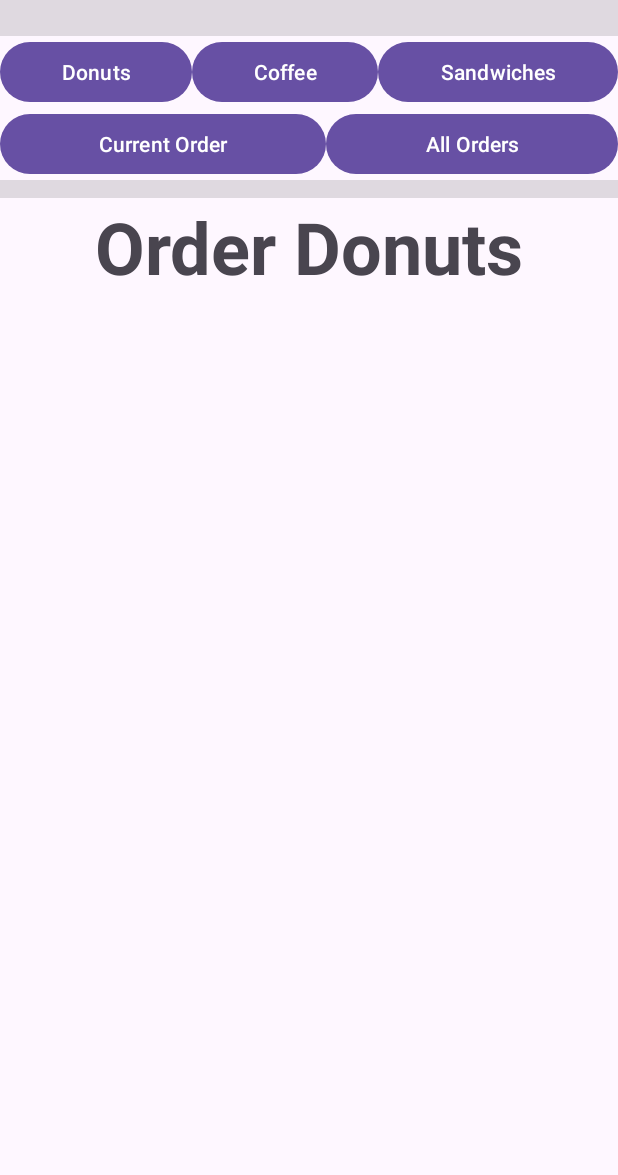
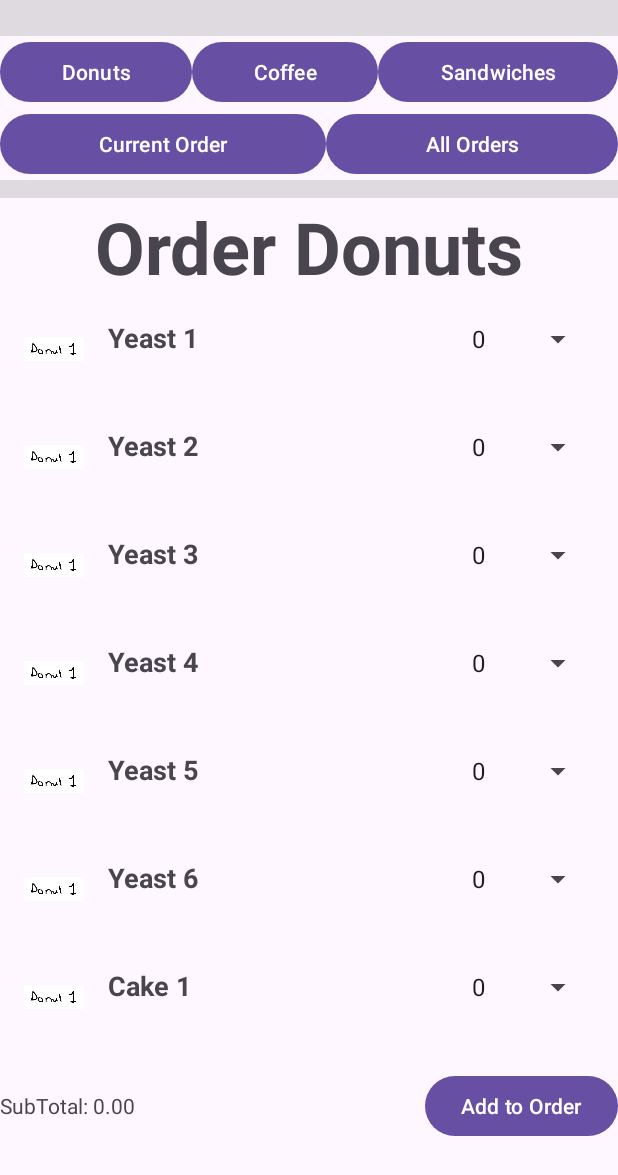
Before and after one commit to woogyeom/CS213-Project-5, an Android app: the screen it shows after launch (MainActivity), after a tap on "Donuts", on a phone screen of 412 x 824 dp. Shown: the top 1175 px of the screen. Run offline under Robolectric (Android 15) with nearby library versions, the phone set to English and light mode, and no system bars.

Commit message:
Order Donuts Fragment

```diff
--- /dev/null
+++ b/app/src/main/java/rucafe/ordermanager/DonutAdapter.java
@@ -0,0 +1,133 @@
+package rucafe.ordermanager;
+
+import android.annotation.SuppressLint;
+import android.view.LayoutInflater;
+import android.view.View;
+import android.view.ViewGroup;
+import android.widget.AdapterView;
+import android.widget.ArrayAdapter;
+import android.widget.Spinner;
+import android.widget.TextView;
+
+import androidx.annotation.NonNull;
+import androidx.recyclerview.widget.RecyclerView;
+
+import java.util.ArrayList;
+import java.util.Arrays;
+import java.util.List;
+import java.util.Objects;
+
+public class DonutAdapter extends RecyclerView.Adapter<DonutAdapter.DonutViewHolder> {
+    private final List<Donut> selectedDonuts = DonutFragment.getSelectedDonuts();
+
+    private ArrayList<String> donutList;
+    private List<Integer> quantityList;
+    private TextView subtotalTextView;
+    private List<Spinner> spinners;
+
+    public DonutAdapter(ArrayList<String> donutList) {
+        this.donutList = donutList;
+        this.quantityList = Arrays.asList(0, 1, 2, 3, 4, 5);
+        this.spinners = new ArrayList<>();
+    }
+
+    @NonNull
+    @Override
+    public DonutViewHolder onCreateViewHolder(@NonNull ViewGroup parent, int viewType) {
+        View view = LayoutInflater.from(parent.getContext()).inflate(R.layout.item_donut, parent, false);
+        return new DonutViewHolder(view, quantityList, this);
+    }
+
+    @Override
+    public void onBindViewHolder(@NonNull DonutViewHolder holder, int position) {
+        String donutName = donutList.get(position);
+        holder.bind(donutName);
+    }
+
+    @Override
+    public int getItemCount() {
+        return donutList.size();
+    }
+
+    public void addDonut(String donutName, int quantity) {
+        DonutType donutType = DonutTypeMapper.getDonutType(donutName);
+        boolean isExisting = false;
+        for (Donut donut : selectedDonuts) {
+            if (donut.getFlavor().equals(donutName)) {
+                donut.setQuantity(quantity);
+                isExisting = true;
+                break;
+            }
+        }
+        if (!isExisting) {
+            Donut selectedDonut = new Donut(donutType, donutName, quantity);
+            selectedDonuts.add(selectedDonut);
+        }
+
+        updateSubtotal();
+    }
+
+    public void setSubtotalTextView(TextView textView) {
+        this.subtotalTextView = textView;
+    }
+
+    public void addSpinner(Spinner spinner) {
+        spinners.add(spinner);
+    }
+
+    public void resetSpinners() {
+        for (Spinner spinner : spinners) {
+            spinner.setSelection(0);
+        }
+    }
+
+    @SuppressLint("SetTextI18n")
+    public void updateSubtotal() {
+        String subtotal = calculateSubtotal();
+        subtotalTextView.setText("SubTotal: " + subtotal);
+    }
+
+    @SuppressLint("DefaultLocale")
+    private String calculateSubtotal() {
+        double subTotal = 0;
+        for (Donut donut : selectedDonuts) {
+            subTotal += donut.price();
+        }
+        return String.format("%.2f", subTotal);
+    }
+
+    public static class DonutViewHolder extends RecyclerView.ViewHolder {
+        private final TextView donutNameTextView;
+        private String donutName;
+
+        public DonutViewHolder(@NonNull View itemView, List<Integer> quantityList, DonutAdapter adapter) {
+            super(itemView);
+            donutNameTextView = itemView.findViewById(R.id.donutName);
+            Spinner quantitySpinner = itemView.findViewById(R.id.quantitySpinner);
+
+            ArrayAdapter<Integer> spinnerAdapter = new ArrayAdapter<>(itemView.getContext(),
+                    android.R.layout.simple_spinner_item, quantityList);
+            spinnerAdapter.setDropDownViewResource(android.R.layout.simple_spinner_dropdown_item);
+            quantitySpinner.setAdapter(spinnerAdapter);
+            adapter.addSpinner(quantitySpinner);
+
+            quantitySpinner.setOnItemSelectedListener(new AdapterView.OnItemSelectedListener() {
+                @Override
+                public void onItemSelected(AdapterView<?> parent, View view, int position, long id) {
+                    adapter.addDonut(donutName, position);
+                }
+
+                @Override
+                public void onNothingSelected(AdapterView<?> parent) {
+                }
+            });
+        }
+
+        public void bind(String donutName) {
+            this.donutName = donutName;
+            donutNameTextView.setText(donutName);
+        }
+    }
+
+
+}
--- a/app/src/main/java/rucafe/ordermanager/DonutFragment.java
+++ b/app/src/main/java/rucafe/ordermanager/DonutFragment.java
@@ -3,10 +3,20 @@ package rucafe.ordermanager;
 import android.os.Bundle;
 
 import androidx.fragment.app.Fragment;
+import androidx.recyclerview.widget.LinearLayoutManager;
+import androidx.recyclerview.widget.RecyclerView;
 
 import android.view.LayoutInflater;
 import android.view.View;
 import android.view.ViewGroup;
+import android.widget.Button;
+import android.widget.TextView;
+import android.widget.Toast;
+
+
+import java.util.ArrayList;
+import java.util.Arrays;
+import java.util.List;
 
 /**
  * A simple {@link Fragment} subclass.
@@ -24,8 +34,18 @@ public class DonutFragment extends Fragment {
     private String mParam1;
     private String mParam2;
 
+    private RecyclerView recyclerView;
+    private DonutAdapter adapter;
+
+    private final OrderList orderList = OrderList.getInstance();
+    private static List<Donut> selectedDonuts = new ArrayList<>();
+
     public DonutFragment() {
         // Required empty public constructor
+    }
+
+    public static List<Donut> getSelectedDonuts() {
+        return selectedDonuts;
     }
 
     /**
@@ -43,6 +63,7 @@ public class DonutFragment extends Fragment {
         args.putString(ARG_PARAM1, param1);
         args.putString(ARG_PARAM2, param2);
         fragment.setArguments(args);
+        selectedDonuts = new ArrayList<>();
         return fragment;
     }
 
@@ -58,7 +79,46 @@ public class DonutFragment extends Fragment {
     @Override
     public View onCreateView(LayoutInflater inflater, ViewGroup container,
                              Bundle savedInstanceState) {
-        // Inflate the layout for this fragment
-        return inflater.inflate(R.layout.fragment_donut, container, false);
+        View view = inflater.inflate(R.layout.fragment_donut, container, false);
+
+        recyclerView = view.findViewById(R.id.donut_options);
+        recyclerView.setLayoutManager(new LinearLayoutManager(getActivity()));
+
+        ArrayList<String> donutOptions = new ArrayList<>();
+        for (DonutType donutType : DonutType.values()) {
+            String[] flavors = donutType.getFlavors();
+            donutOptions.addAll(Arrays.asList(flavors));
+        }
+
+        adapter = new DonutAdapter(donutOptions);
+        adapter.setSubtotalTextView(view.findViewById(R.id.subtotal));
+        recyclerView.setAdapter(adapter);
+
+        TextView subtotalTextView = view.findViewById(R.id.subtotal);
+        Button button = view.findViewById(R.id.add_to_order);
+
+        button.setOnClickListener(new View.OnClickListener() {
+            @Override
+            public void onClick(View v) {
+                Toast.makeText(getContext(), "Test", Toast.LENGTH_SHORT).show();
+                Order curOrder = orderList.getCurOrder();
+                for (Donut selectedDonut : selectedDonuts) {
+                    if (selectedDonut.getQuantity() > 0) {
+                        if (curOrder.find(selectedDonut) == null) {
+                            curOrder.addItem(selectedDonut);
+                        } else {
+                            curOrder.find(selectedDonut).setQuantity(curOrder.find(selectedDonut).getQuantity() + selectedDonut.getQuantity());
+                        }
+                    }
+                }
+                for (MenuItem menuItem : curOrder.getItems()) {
+                    Toast.makeText(getContext(), menuItem.toString(), Toast.LENGTH_SHORT).show();
+                }
+                selectedDonuts.clear();
+                adapter.resetSpinners();
+            }
+        });
+
+        return view;
     }
 }
--- /dev/null
+++ b/app/src/main/java/rucafe/ordermanager/DonutTypeMapper.java
@@ -0,0 +1,27 @@
+package rucafe.ordermanager;
+
+import java.util.HashMap;
+import java.util.Map;
+
+public class DonutTypeMapper {
+    private static final Map<String, DonutType> flavorToTypeMap = new HashMap<>();
+
+    static {
+        flavorToTypeMap.put("Yeast 1", DonutType.YEAST);
+        flavorToTypeMap.put("Yeast 2", DonutType.YEAST);
+        flavorToTypeMap.put("Yeast 3", DonutType.YEAST);
+        flavorToTypeMap.put("Yeast 4", DonutType.YEAST);
+        flavorToTypeMap.put("Yeast 5", DonutType.YEAST);
+        flavorToTypeMap.put("Yeast 6", DonutType.YEAST);
+        flavorToTypeMap.put("Cake 1", DonutType.CAKE);
+        flavorToTypeMap.put("Cake 2", DonutType.CAKE);
+        flavorToTypeMap.put("Cake 3", DonutType.CAKE);
+        flavorToTypeMap.put("Hole 1", DonutType.HOLE);
+        flavorToTypeMap.put("Hole 2", DonutType.HOLE);
+        flavorToTypeMap.put("Hole 3", DonutType.HOLE);
+    }
+
+    public static DonutType getDonutType(String flavor) {
+        return flavorToTypeMap.get(flavor);
+    }
+}
--- a/app/src/main/res/layout/activity_main.xml
+++ b/app/src/main/res/layout/activity_main.xml
@@ -9,7 +9,7 @@
     tools:context=".MainActivity">
 
     <View
-        android:id="@+id/top_divider_1"
+        android:id="@+id/top_divider"
         android:layout_width="match_parent"
         android:layout_height="24dp"
         android:background="?android:attr/listDivider"
@@ -27,7 +27,7 @@
             android:layout_width="wrap_content"
             android:layout_height="wrap_content"
             android:layout_weight="1"
-            android:text="Donuts"
+            android:text="@string/donuts"
             app:iconPadding="8dp" />
 
         <Button
@@ -35,14 +35,14 @@
             android:layout_width="wrap_content"
             android:layout_height="wrap_content"
             android:layout_weight="1"
-            android:text="Coffee" />
+            android:text="@string/coffee" />
 
         <Button
             android:id="@+id/buttonSandwich"
             android:layout_width="wrap_content"
             android:layout_height="wrap_content"
             android:layout_weight="1"
-            android:text="Sandwiches" />
+            android:text="@string/sandwiches" />
 
     </LinearLayout>
 
@@ -56,14 +56,14 @@
             android:layout_width="wrap_content"
             android:layout_height="wrap_content"
             android:layout_weight="1"
-            android:text="Current Order" />
+            android:text="@string/current_order" />
 
         <Button
             android:id="@+id/buttonAllOrders"
             android:layout_width="wrap_content"
             android:layout_height="wrap_content"
             android:layout_weight="1"
-            android:text="All Orders" />
+            android:text="@string/all_orders" />
     </LinearLayout>
 
     <View
--- a/app/src/main/res/layout/fragment_donut.xml
+++ b/app/src/main/res/layout/fragment_donut.xml
@@ -2,10 +2,16 @@
 <FrameLayout xmlns:android="http://schemas.android.com/apk/res/android"
     xmlns:tools="http://schemas.android.com/tools"
     android:layout_width="match_parent"
-    android:layout_height="match_parent"
+    android:layout_height="wrap_content"
     tools:context=".DonutFragment">
 
     <!-- TODO: Update blank fragment layout -->
+
+    <LinearLayout
+        android:layout_width="match_parent"
+        android:layout_height="match_parent"
+        android:orientation="vertical">
+
         <TextView
             android:layout_width="match_parent"
             android:layout_height="wrap_content"
@@ -14,4 +20,35 @@
             android:textSize="48sp"
             android:textStyle="bold" />
 
+        <androidx.recyclerview.widget.RecyclerView
+            android:id="@+id/donut_options"
+            android:layout_width="match_parent"
+            android:layout_height="match_parent"
+            android:layout_weight="4">
+
+        </androidx.recyclerview.widget.RecyclerView>
+
+        <LinearLayout
+            android:layout_width="match_parent"
+            android:layout_height="match_parent"
+            android:layout_weight="0"
+            android:orientation="horizontal">
+
+            <TextView
+                android:id="@+id/subtotal"
+                android:layout_width="wrap_content"
+                android:layout_height="wrap_content"
+                android:layout_weight="1"
+                android:text="SubTotal: " />
+
+            <Button
+                android:id="@+id/add_to_order"
+                android:layout_width="wrap_content"
+                android:layout_height="wrap_content"
+                android:text="Add to Order" />
+
+        </LinearLayout>
+
+    </LinearLayout>
+
 </FrameLayout>
--- /dev/null
+++ b/app/src/main/res/layout/item_donut.xml
@@ -0,0 +1,36 @@
+<!-- item_donut.xml -->
+<LinearLayout xmlns:android="http://schemas.android.com/apk/res/android"
+    android:layout_width="match_parent"
+    android:layout_height="wrap_content"
+    android:orientation="horizontal"
+    android:padding="16dp">
+
+    <ImageView
+        android:id="@+id/donutImage"
+        android:layout_width="40dp"
+        android:layout_height="40dp"
+        android:layout_gravity="center_vertical"
+        android:layout_marginEnd="16dp"
+        android:src="@drawable/donut1" />
+
+    <TextView
+        android:id="@+id/donutName"
+        android:layout_width="150dp"
+        android:layout_height="wrap_content"
+        android:layout_weight="1"
+        android:text="Donut Name"
+        android:textSize="18sp"
+        android:textStyle="bold" />
+
+    <LinearLayout
+        android:layout_width="wrap_content"
+        android:layout_height="wrap_content"
+        android:orientation="horizontal"/>
+
+    <Spinner
+        android:id="@+id/quantitySpinner"
+        android:layout_width="4dp"
+        android:layout_height="wrap_content"
+        android:layout_weight="1" />
+
+</LinearLayout>
--- a/app/src/main/res/values/strings.xml
+++ b/app/src/main/res/values/strings.xml
@@ -2,4 +2,9 @@
     <string name="app_name">CS213-Project-5</string>
     <!-- TODO: Remove or change this placeholder text -->
     <string name="hello_blank_fragment">Hello blank fragment</string>
+    <string name="donuts">Donuts</string>
+    <string name="coffee">Coffee</string>
+    <string name="sandwiches">Sandwiches</string>
+    <string name="current_order">Current Order</string>
+    <string name="all_orders">All Orders</string>
 </resources>
```
Also changed, not shown: app/src/main/res/drawable/donut1.png (added). Lines whose indentation alone changed are shown as unchanged.
